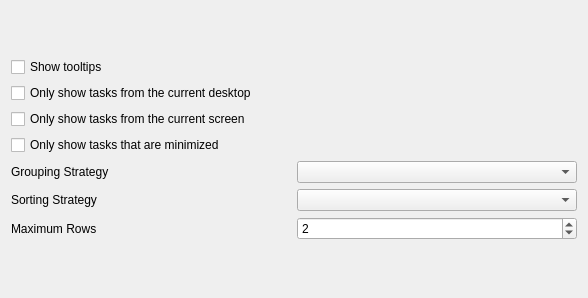
Qt form plasma/applets/tasks/tasksConfig.ui (mgottschlag/kwin-tiling) before a commit.
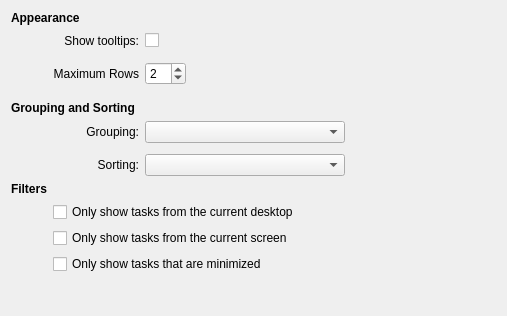
The same form after that commit.

Commit message: Improved configuration dialog.

Patch:
```diff
--- a/plasma/applets/tasks/tasksConfig.ui
+++ b/plasma/applets/tasks/tasksConfig.ui
@@ -5,98 +5,292 @@
    <rect>
     <x>0</x>
     <y>0</y>
-    <width>588</width>
-    <height>298</height>
+    <width>507</width>
+    <height>316</height>
    </rect>
   </property>
-  <property name="minimumSize" >
-   <size>
-    <width>200</width>
-    <height>50</height>
-   </size>
-  </property>
-  <layout class="QGridLayout" >
-   <item row="3" column="1" >
-    <layout class="QVBoxLayout" name="verticalLayout_2" >
+  <layout class="QGridLayout" name="gridLayout" >
+   <item row="0" column="0" colspan="3" >
+    <widget class="QLabel" name="label_5" >
+     <property name="font" >
+      <font>
+       <weight>75</weight>
+       <bold>true</bold>
+      </font>
+     </property>
+     <property name="text" >
+      <string>Appearance</string>
+     </property>
+    </widget>
+   </item>
+   <item row="1" column="0" >
+    <spacer name="horizontalSpacer" >
+     <property name="orientation" >
+      <enum>Qt::Horizontal</enum>
+     </property>
+     <property name="sizeType" >
+      <enum>QSizePolicy::Fixed</enum>
+     </property>
+     <property name="sizeHint" stdset="0" >
+      <size>
+       <width>13</width>
+       <height>20</height>
+      </size>
+     </property>
+    </spacer>
+   </item>
+   <item row="1" column="1" colspan="2" >
+    <widget class="QLabel" name="label_7" >
+     <property name="text" >
+      <string>Show tooltips:</string>
+     </property>
+     <property name="alignment" >
+      <set>Qt::AlignRight|Qt::AlignTrailing|Qt::AlignVCenter</set>
+     </property>
+    </widget>
+   </item>
+   <item row="1" column="3" >
+    <widget class="QCheckBox" name="showTooltip" >
+     <property name="text" >
+      <string/>
+     </property>
+    </widget>
+   </item>
+   <item row="2" column="1" colspan="2" >
+    <spacer name="verticalSpacer_6" >
+     <property name="orientation" >
+      <enum>Qt::Vertical</enum>
+     </property>
+     <property name="sizeType" >
+      <enum>QSizePolicy::Fixed</enum>
+     </property>
+     <property name="sizeHint" stdset="0" >
+      <size>
+       <width>64</width>
+       <height>5</height>
+      </size>
+     </property>
+    </spacer>
+   </item>
+   <item row="3" column="3" >
+    <layout class="QHBoxLayout" name="horizontalLayout" >
      <item>
-      <widget class="QCheckBox" name="showTooltip" >
-       <property name="text" >
-        <string>Show tooltips</string>
+      <widget class="QSpinBox" name="maxRows" >
+       <property name="minimum" >
+        <number>1</number>
        </property>
+       <property name="value" >
+        <number>2</number>
+       </property>
       </widget>
      </item>
      <item>
-      <widget class="QCheckBox" name="showOnlyCurrentDesktop" >
-       <property name="text" >
-        <string>Only show tasks from the current desktop</string>
+      <spacer name="horizontalSpacer_2" >
+       <property name="orientation" >
+        <enum>Qt::Horizontal</enum>
        </property>
-      </widget>
+       <property name="sizeHint" stdset="0" >
+        <size>
+         <width>47</width>
+         <height>23</height>
+        </size>
+       </property>
+      </spacer>
      </item>
+    </layout>
+   </item>
+   <item row="3" column="1" colspan="2" >
+    <widget class="QLabel" name="label_3" >
+     <property name="text" >
+      <string>Maximum Rows</string>
+     </property>
+     <property name="alignment" >
+      <set>Qt::AlignRight|Qt::AlignTrailing|Qt::AlignVCenter</set>
+     </property>
+    </widget>
+   </item>
+   <item row="4" column="1" colspan="2" >
+    <spacer name="verticalSpacer_2" >
+     <property name="orientation" >
+      <enum>Qt::Vertical</enum>
+     </property>
+     <property name="sizeType" >
+      <enum>QSizePolicy::Fixed</enum>
+     </property>
+     <property name="sizeHint" stdset="0" >
+      <size>
+       <width>64</width>
+       <height>10</height>
+      </size>
+     </property>
+    </spacer>
+   </item>
+   <item row="5" column="0" colspan="4" >
+    <widget class="QLabel" name="label_6" >
+     <property name="font" >
+      <font>
+       <weight>75</weight>
+       <bold>true</bold>
+      </font>
+     </property>
+     <property name="text" >
+      <string>Grouping and Sorting</string>
+     </property>
+    </widget>
+   </item>
+   <item row="6" column="1" colspan="2" >
+    <widget class="QLabel" name="label" >
+     <property name="text" >
+      <string>Grouping:</string>
+     </property>
+     <property name="alignment" >
+      <set>Qt::AlignRight|Qt::AlignTrailing|Qt::AlignVCenter</set>
+     </property>
+    </widget>
+   </item>
+   <item row="6" column="3" >
+    <layout class="QHBoxLayout" name="horizontalLayout_2" >
      <item>
-      <widget class="QCheckBox" name="showOnlyCurrentScreen" >
-       <property name="text" >
-        <string>Only show tasks from the current screen</string>
+      <widget class="QComboBox" name="groupingStrategy" >
+       <property name="minimumSize" >
+        <size>
+         <width>200</width>
+         <height>0</height>
+        </size>
        </property>
       </widget>
      </item>
      <item>
-      <widget class="QCheckBox" name="showOnlyMinimized" >
-       <property name="text" >
-        <string>Only show tasks that are minimized</string>
+      <spacer name="horizontalSpacer_3" >
+       <property name="orientation" >
+        <enum>Qt::Horizontal</enum>
        </property>
-      </widget>
+       <property name="sizeHint" stdset="0" >
+        <size>
+         <width>40</width>
+         <height>20</height>
+        </size>
+       </property>
+      </spacer>
      </item>
+    </layout>
+   </item>
+   <item row="7" column="1" colspan="2" >
+    <spacer name="verticalSpacer_5" >
+     <property name="orientation" >
+      <enum>Qt::Vertical</enum>
+     </property>
+     <property name="sizeType" >
+      <enum>QSizePolicy::Fixed</enum>
+     </property>
+     <property name="sizeHint" stdset="0" >
+      <size>
+       <width>64</width>
+       <height>5</height>
+      </size>
+     </property>
+    </spacer>
+   </item>
+   <item row="8" column="3" >
+    <layout class="QHBoxLayout" name="horizontalLayout_3" >
      <item>
-      <layout class="QHBoxLayout" name="horizontalLayout_3" >
-       <item>
-        <widget class="QLabel" name="label" >
-         <property name="text" >
-          <string>Grouping Strategy</string>
-         </property>
-        </widget>
-       </item>
-       <item>
-        <widget class="QComboBox" name="groupingStrategy" />
-       </item>
-      </layout>
+      <widget class="QComboBox" name="sortingStrategy" >
+       <property name="minimumSize" >
+        <size>
+         <width>200</width>
+         <height>0</height>
+        </size>
+       </property>
+      </widget>
      </item>
      <item>
-      <layout class="QHBoxLayout" name="horizontalLayout_4" >
-       <item>
-        <widget class="QLabel" name="label_2" >
-         <property name="text" >
-          <string>Sorting Strategy</string>
-         </property>
-        </widget>
-       </item>
-       <item>
-        <widget class="QComboBox" name="sortingStrategy" />
-       </item>
-      </layout>
+      <spacer name="horizontalSpacer_4" >
+       <property name="orientation" >
+        <enum>Qt::Horizontal</enum>
+       </property>
+       <property name="sizeHint" stdset="0" >
+        <size>
+         <width>40</width>
+         <height>20</height>
+        </size>
+       </property>
+      </spacer>
      </item>
-     <item>
-      <layout class="QHBoxLayout" name="horizontalLayout_5" >
-       <item>
-        <widget class="QLabel" name="label_3" >
-         <property name="text" >
-          <string>Maximum Rows</string>
-         </property>
-        </widget>
-       </item>
-       <item>
-        <widget class="QSpinBox" name="maxRows" >
-         <property name="minimum" >
-          <number>1</number>
-         </property>
-         <property name="value" >
-          <number>2</number>
-         </property>
-        </widget>
-       </item>
-      </layout>
-     </item>
     </layout>
    </item>
+   <item row="8" column="1" colspan="2" >
+    <widget class="QLabel" name="label_2" >
+     <property name="text" >
+      <string>Sorting:</string>
+     </property>
+     <property name="alignment" >
+      <set>Qt::AlignRight|Qt::AlignTrailing|Qt::AlignVCenter</set>
+     </property>
+    </widget>
+   </item>
+   <item row="9" column="0" >
+    <widget class="QLabel" name="label_4" >
+     <property name="font" >
+      <font>
+       <weight>75</weight>
+       <bold>true</bold>
+      </font>
+     </property>
+     <property name="text" >
+      <string>Filters</string>
+     </property>
+    </widget>
+   </item>
+   <item row="9" column="1" colspan="2" >
+    <spacer name="verticalSpacer_4" >
+     <property name="orientation" >
+      <enum>Qt::Vertical</enum>
+     </property>
+     <property name="sizeType" >
+      <enum>QSizePolicy::Fixed</enum>
+     </property>
+     <property name="sizeHint" stdset="0" >
+      <size>
+       <width>20</width>
+       <height>10</height>
+      </size>
+     </property>
+    </spacer>
+   </item>
+   <item row="10" column="1" colspan="3" >
+    <widget class="QCheckBox" name="showOnlyCurrentDesktop" >
+     <property name="text" >
+      <string>Only show tasks from the current desktop</string>
+     </property>
+    </widget>
+   </item>
+   <item row="11" column="1" colspan="3" >
+    <widget class="QCheckBox" name="showOnlyCurrentScreen" >
+     <property name="text" >
+      <string>Only show tasks from the current screen</string>
+     </property>
+    </widget>
+   </item>
+   <item row="12" column="1" colspan="3" >
+    <widget class="QCheckBox" name="showOnlyMinimized" >
+     <property name="text" >
+      <string>Only show tasks that are minimized</string>
+     </property>
+    </widget>
+   </item>
+   <item row="13" column="2" >
+    <spacer name="verticalSpacer" >
+     <property name="orientation" >
+      <enum>Qt::Vertical</enum>
+     </property>
+     <property name="sizeHint" stdset="0" >
+      <size>
+       <width>0</width>
+       <height>5</height>
+      </size>
+     </property>
+    </spacer>
+   </item>
   </layout>
  </widget>
  <resources/>
```
